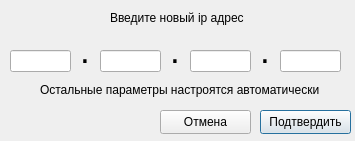
Before: the Qt Designer form design_ui/EditNetwork.ui in BagaJimbildan/LAS_SibSIU, drawn with Qt 5.
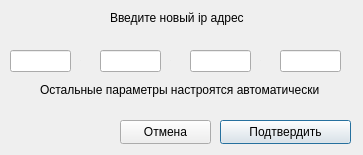
After: the same form once the commit is applied.

```diff
--- a/design_ui/EditNetwork.ui
+++ b/design_ui/EditNetwork.ui
@@ -6,8 +6,8 @@
    <rect>
     <x>0</x>
     <y>0</y>
-    <width>355</width>
-    <height>141</height>
+    <width>363</width>
+    <height>155</height>
    </rect>
   </property>
   <property name="windowTitle">
@@ -43,14 +43,15 @@
    <property name="geometry">
     <rect>
      <x>80</x>
-     <y>30</y>
+     <y>40</y>
      <width>21</width>
      <height>41</height>
     </rect>
    </property>
    <property name="font">
     <font>
-     <pointsize>26</pointsize>
+     <family>Roboto</family>
+     <pointsize>-1</pointsize>
     </font>
    </property>
    <property name="text">
@@ -61,14 +62,15 @@
    <property name="geometry">
     <rect>
      <x>170</x>
-     <y>30</y>
+     <y>40</y>
      <width>21</width>
      <height>41</height>
     </rect>
    </property>
    <property name="font">
     <font>
-     <pointsize>26</pointsize>
+     <family>Roboto</family>
+     <pointsize>-1</pointsize>
     </font>
    </property>
    <property name="text">
@@ -92,14 +94,15 @@
    <property name="geometry">
     <rect>
      <x>260</x>
-     <y>30</y>
+     <y>40</y>
      <width>21</width>
      <height>41</height>
     </rect>
    </property>
    <property name="font">
     <font>
-     <pointsize>26</pointsize>
+     <family>Roboto</family>
+     <pointsize>-1</pointsize>
     </font>
    </property>
    <property name="text">
@@ -135,21 +138,24 @@
   <widget class="QPushButton" name="btn_ok">
    <property name="geometry">
     <rect>
-     <x>260</x>
-     <y>110</y>
-     <width>91</width>
+     <x>220</x>
+     <y>120</y>
+     <width>131</width>
      <height>24</height>
     </rect>
    </property>
    <property name="text">
     <string>Подтвердить</string>
    </property>
+   <property name="default">
+    <bool>true</bool>
+   </property>
   </widget>
   <widget class="QPushButton" name="btn_cancel">
    <property name="geometry">
     <rect>
-     <x>160</x>
-     <y>110</y>
+     <x>120</x>
+     <y>120</y>
      <width>91</width>
      <height>24</height>
     </rect>
```
